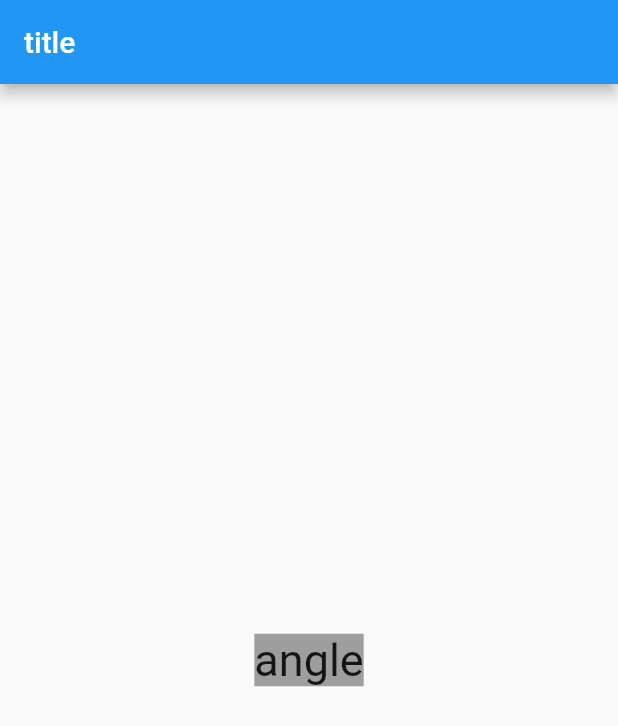
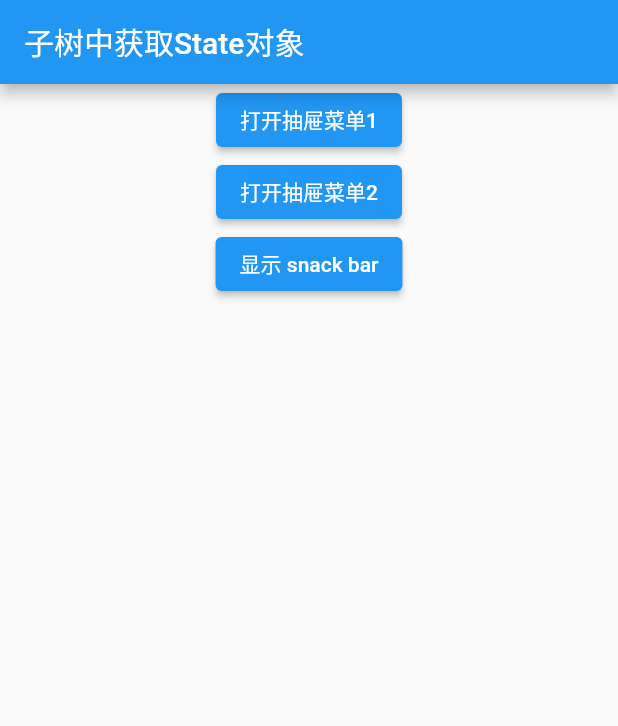
Before and after one commit to yanlele/flutter_study_case, a Flutter app: the screen it shows after launch, on a phone screen of 412 x 824 dp. Shown: the top 726 px of the screen. Run offline on Flutter 3.47's test engine with Material 2 defaults, Android fonts, the light colour scheme and no system bars.

Commit message:
feat: staful context

```diff
--- a/lib/flutter_application_demo/01_widget_yl_stateless_echo.dart
+++ b/lib/flutter_application_demo/01_widget_yl_stateless_echo.dart
@@ -17,13 +17,16 @@ class Echo extends StatelessWidget {
 
   @override
   Widget build(BuildContext context) {
-    return Center(
+    return Scaffold(
+      appBar: AppBar(title: const Text("echo title")),
+      body: Center(
           child: Container(
         color: backgroundColor,
         child: Text(
           text,
           style: const TextStyle(fontSize: 30),
         ),
-        ));
+      )),
+    );
   }
 }
--- /dev/null
+++ b/lib/flutter_application_demo/04_widget_yl_stateful_state_context.dart
@@ -0,0 +1,67 @@
+import 'package:flutter/material.dart';
+
+class YLGetStateObjectRoute extends StatefulWidget {
+  const YLGetStateObjectRoute({Key? key}) : super(key: key);
+
+  @override
+  State<YLGetStateObjectRoute> createState() => _YLGetStateObjectRouteState();
+}
+
+/// 在 Flutter 开发中便有了一个默认的约定：
+///   如果 StatefulWidget 的状态是希望暴露出的，应当在 StatefulWidget 中提供一个of 静态方法来获取其 State 对象，
+///   开发者便可直接通过该方法来获取；
+///   如果 State不希望暴露，则不提供of方法。
+///
+/// 疑问： 如何界定 state 是否希望对外暴露？
+class _YLGetStateObjectRouteState extends State<YLGetStateObjectRoute> {
+  // todo 想法失败， 研究一下为什么这样不行呢？
+  // WidgetBuilder elevatedButtonBuilder(BuildContext context) {
+  //   void onPressed() {
+  //     ScaffoldState state = context.findAncestorStateOfType() as ScaffoldState;
+  //     state.openDrawer();
+  //   }
+  //
+  //   return ElevatedButton(onPressed: onPressed, child: const Text("打开抽屉"));
+  // }
+
+  @override
+  Widget build(BuildContext context) {
+    return Scaffold(
+      appBar: AppBar(title: const Text("子树中获取State对象")),
+      body: Center(
+        child: Column(
+          children: [
+            Builder(builder: (context) {
+              return ElevatedButton(
+                onPressed: () {
+                  ScaffoldState _state =
+                      context.findAncestorStateOfType<ScaffoldState>()!;
+                  _state.openDrawer();
+                },
+                child: const Text("打开抽屉菜单1"),
+              );
+            }),
+            Builder(builder: (context) {
+              return ElevatedButton(
+                onPressed: () {
+                  ScaffoldState state = Scaffold.of(context);
+                  state.openDrawer();
+                },
+                child: const Text("打开抽屉菜单2"),
+              );
+            }),
+            Builder(builder: (context) {
+              return ElevatedButton(
+                onPressed: () {
+                  ScaffoldMessenger.of(context).showSnackBar(
+                      const SnackBar(content: Text("我是 snack bar")));
+                },
+                child: const Text("显示 snack bar"),
+              );
+            })
+          ],
+        ),
+      ),
+    );
+  }
+}
--- a/lib/main.dart
+++ b/lib/main.dart
@@ -1,6 +1,7 @@
 import 'package:flutter/material.dart';
 
 import 'flutter_application_demo/01_widget_yl_stateless_echo.dart';
+import 'flutter_application_demo/04_widget_yl_stateful_state_context.dart';
 
 main() => runApp(const MyApp());
 
@@ -10,14 +11,11 @@ class MyApp extends StatelessWidget {
   // 重写 build 方法
   @override
   Widget build(BuildContext context) {
-    return MaterialApp(
+    return const MaterialApp(
       title: "沙雕",
       debugShowCheckedModeBanner: false,
       // Scaffold 脚手架， 可以快速搭建页面
-      home: Scaffold(
-        appBar: AppBar(title: const Text("title")),
-        body: const Echo(text: "angle"),
-      ),
+      home: YLGetStateObjectRoute(),
     );
   }
 }
```
Lines whose indentation alone changed are shown as unchanged.
